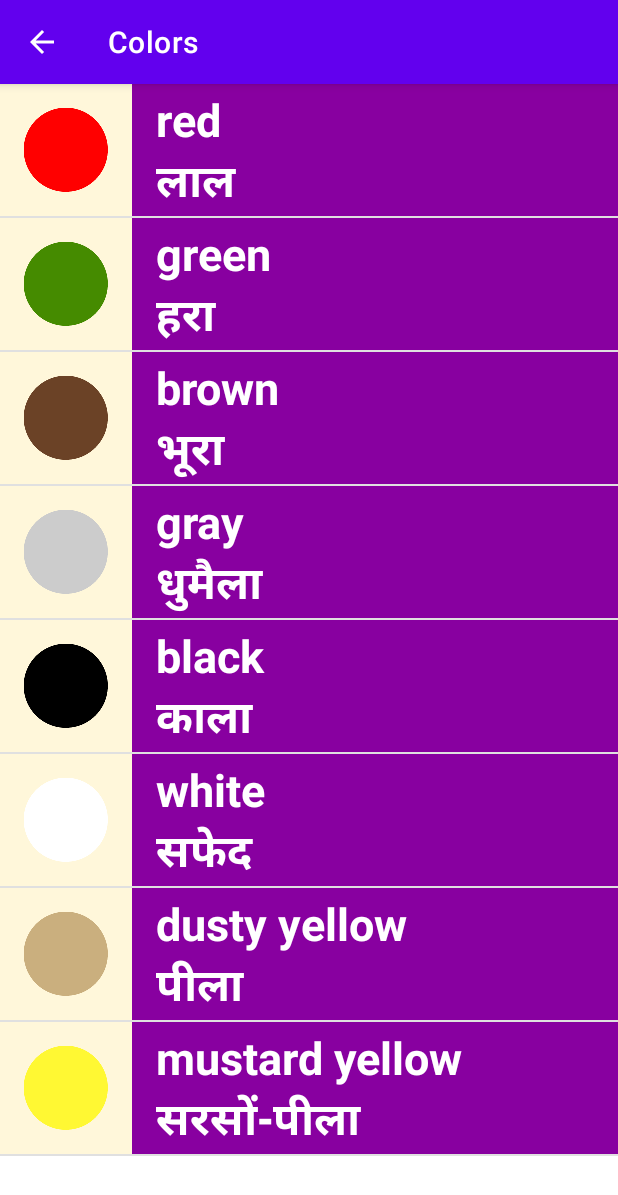
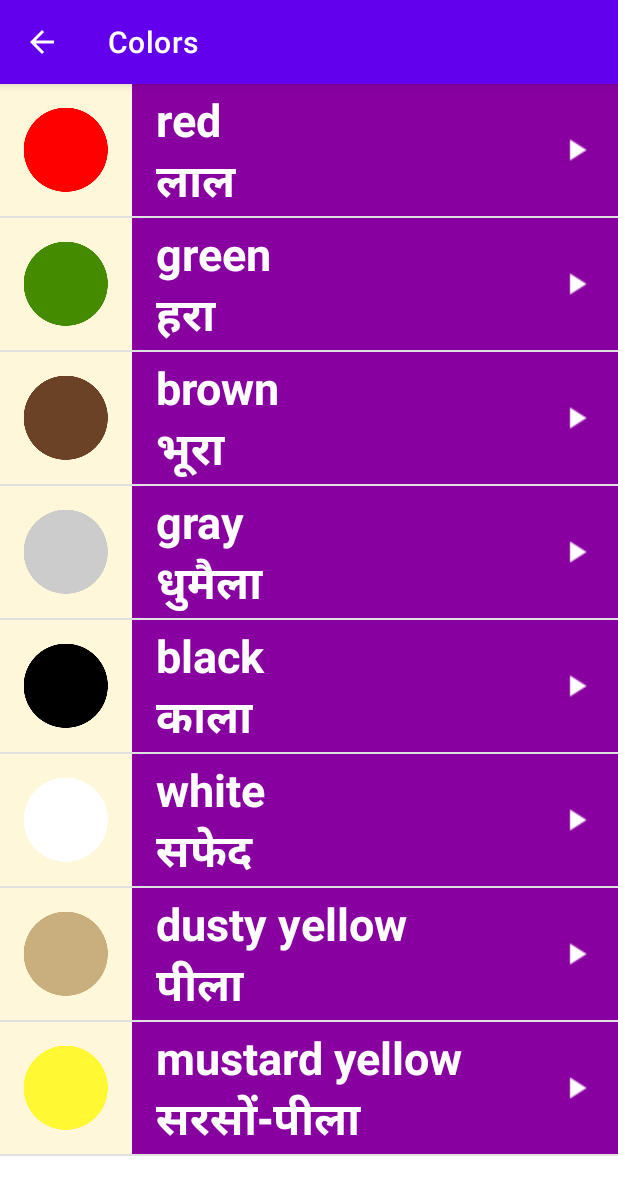
Before and after one commit to chikuiui/English-Hindi-App, an Android app: the ColorsActivity screen opened directly, with no data from a screen before it, on a phone screen of 412 x 824 dp. Shown: the top 1195 px of the screen. Run offline under Robolectric (Android 15) with nearby library versions, the phone set to English and light mode, and no system bars.

Commit message:
adding ripple effect for each views and ImageView for PlayButton

```diff
--- a/app/src/main/res/layout/list_item.xml
+++ b/app/src/main/res/layout/list_item.xml
@@ -54,5 +54,18 @@
         </TextView>
     </LinearLayout>
 
+    <ImageView
+        android:layout_width="24dp"
+        android:layout_height="24dp"
+        android:layout_alignParentRight="true"
+        android:layout_centerVertical="true"
+        android:layout_marginRight="16dp"
+        android:src="@drawable/ic_arrow" />
+    <!-- Below this code is for ripple effect for each view . -->
+    <View
+        android:layout_width="match_parent"
+        android:layout_height="match_parent"
+        android:background="?android:attr/selectableItemBackground"/>
+
 
 </RelativeLayout>
```
